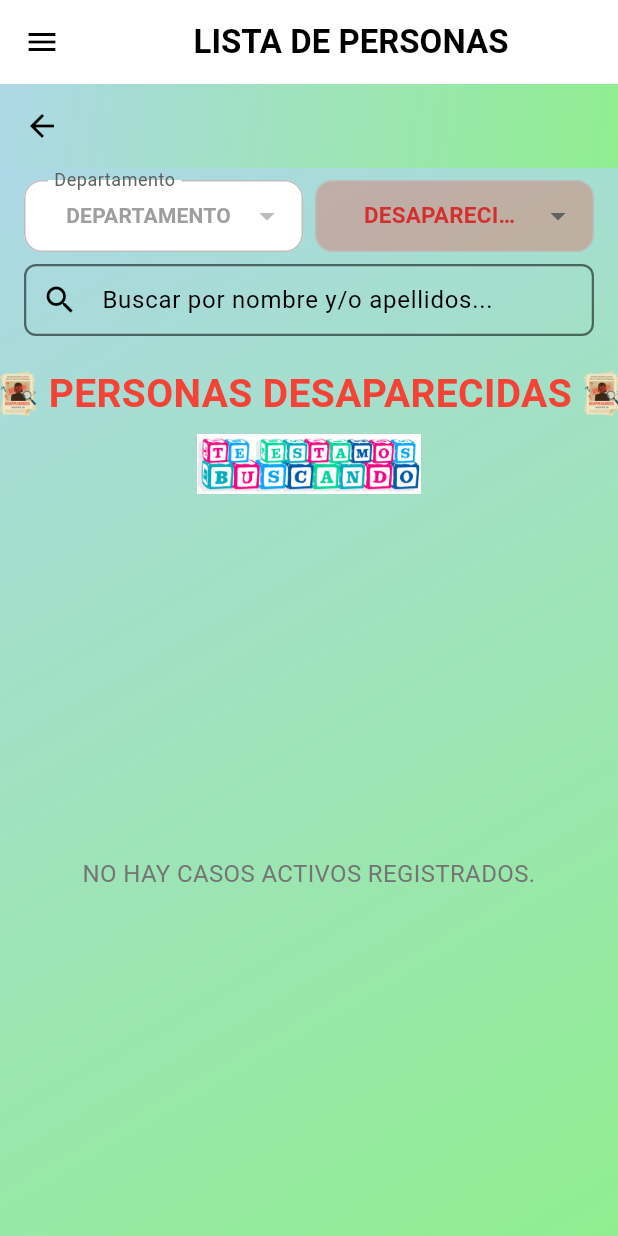
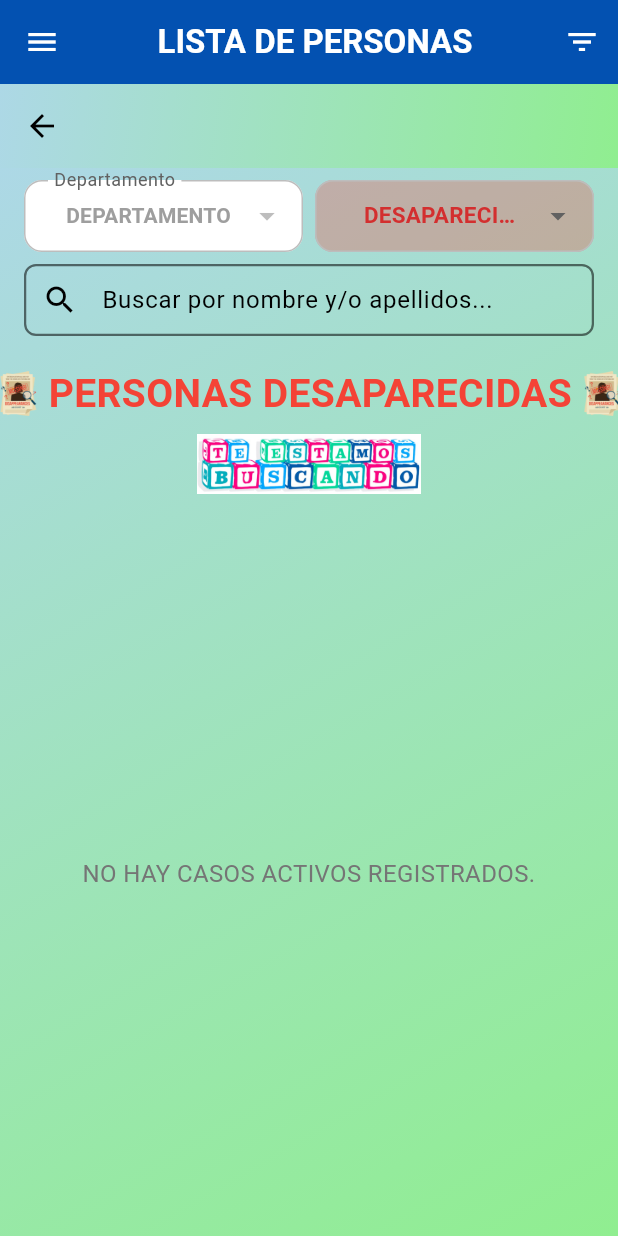
Before and after one commit to shamirdhc/alerta_desaparecidos, a Flutter app: the CitizenHomeScreen screen opened by its route, on a phone screen of 412 x 824 dp. Run offline on Flutter 3.47's test engine with Material 3 defaults, Android fonts, the phone set to English and light mode, and no system bars; our stand-ins replace cloud_firestore, dartz, equatable, file_picker, firebase_auth, firebase_core and 15 more; missing offline and left inert: pdfrx, webview_flutter_android, webview_flutter_wkwebview; accounts and stored records are empty.

Commit message:
Guardando cambios locales antes de actualizar Flutter

```diff
--- a/lib/presentation/citizen/screens/citizen_home_screen.dart
+++ b/lib/presentation/citizen/screens/citizen_home_screen.dart
@@ -18,18 +18,13 @@ class CitizenHomeScreen extends StatefulWidget {
 
 // --- CAMBIO: Crear el State ---
 class _CitizenHomeScreenState extends State<CitizenHomeScreen> {
-  // --- CAMBIO: Mover el estado aquí ---
-  int _selectedIndex = 0; // Asegúrate de que esta línea esté presente
+  int _selectedIndex = 0;
+  final GlobalKey<ScaffoldState> _scaffoldKey = GlobalKey<ScaffoldState>();
 
   void _onItemTapped(int index) {
-    // Allow index 1 (ReportMissingScreen) to be selected.
-    // The condition `index != 1` was preventing the screen from changing.
-    // We still want to prevent index 6 (Logout) from changing the main screen.
-    if (index != 6) {
     setState(() {
       _selectedIndex = index;
     });
-    }
   }
 
   @override
@@ -42,81 +37,110 @@ class _CitizenHomeScreenState extends State<CitizenHomeScreen> {
           create: (_) => di.locator<ViewMissingViewModel>(),
         ),
       ],
+      child: WillPopScope(
+        onWillPop: () async {
+          return true;
+        },
         child: Scaffold(
+          key: _scaffoldKey,
           appBar: AppBar(
             title: Center(
               child: Text(
-              _getSelectedScreenTitle(_selectedIndex).toUpperCase(),
-              style: TextStyle(
+                _getSelectedScreenTitle(_selectedIndex),
+                style: const TextStyle(
+                  color: Colors.white,
                   fontWeight: FontWeight.bold,
-                color: isDarkTheme ? Colors.white : Colors.black,
                 ),
               ),
             ),
-          centerTitle: true,
+            backgroundColor: const Color(0xFF004AAB), // Azul Policía
+            elevation: 4.0,
+            leading: IconButton(
+              icon: const Icon(Icons.menu, color: Colors.white),
+              onPressed: () {
+                _scaffoldKey.currentState?.openDrawer();
+              },
+            ),
+            actions: [
+              if (_selectedIndex == 0) // ViewMissingScreen
+                IconButton(
+                  icon: const Icon(Icons.filter_list, color: Colors.white),
+                  onPressed: () {
+                    // Acción para el filtro
+                  },
+                ),
+            ],
           ),
           drawer: CustomCitizenDrawer(
             selectedIndex: _selectedIndex,
-          onIndexChanged: _onItemTapped,
+            onIndexChanged: (index) {
+              // <<< CAMBIO AQUÍ: de onItemSelected a onIndexChanged
+              setState(() {
+                _selectedIndex = index;
+              });
+              Navigator.pop(context); // Cierra el drawer
+            },
           ),
           body: _CitizenHomeScreenBody(selectedIndex: _selectedIndex),
         ),
+      ),
     );
+  }
+
+  String _getSelectedScreenTitle(int selectedIndex) {
+    switch (selectedIndex) {
+      case 0:
+        return 'LISTA DE PERSONAS';
+      case 1:
+        return 'REPORTAR DESAPARICIÓN'; // Nuevo título para la pantalla de reporte
+      case 2:
+        return 'Buscar Mi Comisaría';
+      case 3:
+        return 'Chat';
+      case 4:
+        return 'Buscar Ensayos';
+      default:
+        return 'Inicio Ciudadano';
+    }
   }
 }
 
 // --- CAMBIO: Hacer que _CitizenHomeScreenBody acepte el índice ---
-class _CitizenHomeScreenBody extends StatelessWidget {
-  // Ahora puede ser StatelessWidget
+// ESTA ES LA ÚNICA DEFINICIÓN DE _CitizenHomeScreenBody QUE DEBE EXISTIR
+class _CitizenHomeScreenBody extends StatefulWidget {
   final int selectedIndex;
 
   const _CitizenHomeScreenBody({required this.selectedIndex, super.key});
 
-  // --- CAMBIO: Mover la lógica de selección de pantalla aquí ---
-  Widget _getSelectedScreen() {
-    switch (selectedIndex) {
-      // Usar el índice pasado como parámetro
-      case 0:
-        return const ViewMissingScreen();
-      case 1:
-        return const ReportMissingScreen(); // Nuevo caso para la pantalla de reporte
-      case 2:
-        return ComisariasScreen();
-      case 3:
-        return const Center(child: Text('Pantalla de Chat'));
-      case 4:
-        return const Center(child: Text('Pantalla de Buscar Ensayos'));
-      // Los índices 1 y 6 no se manejan aquí porque no cambian la pantalla principal
-      default:
-        // Si por alguna razón llega un índice inesperado, mostrar la pantalla por defecto
-        print(
-          "Índice seleccionado (\$selectedIndex) inesperado en _CitizenHomeScreenBody.",
-        );
-        return const ViewMissingScreen();
+  @override
+  State<_CitizenHomeScreenBody> createState() => _CitizenHomeScreenBodyState();
 }
-  }
+
+class _CitizenHomeScreenBodyState extends State<_CitizenHomeScreenBody> {
+  final List<Widget> _screens = [
+    const ViewMissingScreen(),
+    const ReportMissingScreen(),
+    ComisariasScreen(),
+    const Center(child: Text('Pantalla de Chat')),
+    const Center(child: Text('Pantalla de Buscar Ensayos')),
+  ];
 
   @override
   Widget build(BuildContext context) {
-    // Simplemente llama a la función para obtener la pantalla correcta
-    return _getSelectedScreen();
+    return IndexedStack(index: widget.selectedIndex, children: _screens);
   }
 }
-
-// --- ELIMINADO: Ya no se necesita el StatefulWidget interno ---
-// class _CitizenHomeScreenBody extends StatefulWidget { ... }
-// class _CitizenHomeScreenBodyState extends State<_CitizenHomeScreenBody> { ... }
 
 // Widget personalizado para el drawer (sin cambios estructurales aquí,
 // pero asegúrate que onIndexChanged llame a la función pasada)
 class CustomCitizenDrawer extends StatelessWidget {
   final int selectedIndex;
-  final Function(int) onIndexChanged; // La firma sigue igual
+  final Function(int) onIndexChanged; // Definición correcta del parámetro
 
   const CustomCitizenDrawer({
     super.key,
     required this.selectedIndex,
-    required this.onIndexChanged, // Recibe la función _onItemTapped del padre
+    required this.onIndexChanged,
   });
 
   void _showLogoutDialog(BuildContext context, NavigatorState navigator) {
@@ -395,20 +419,3 @@ class CustomCitizenDrawer extends StatelessWidget {
     );
   }
 }
-
-String _getSelectedScreenTitle(int selectedIndex) {
-  switch (selectedIndex) {
-    case 0:
-      return 'LISTA DE PERSONAS';
-    case 1:
-      return 'REPORTAR DESAPARICIÓN'; // Nuevo título para la pantalla de reporte
-    case 2:
-      return 'Buscar Mi Comisaría';
-    case 3:
-      return 'Chat';
-    case 4:
-      return 'Buscar Ensayos';
-    default:
-      return 'Inicio Ciudadano';
-  }
-}
--- a/pubspec.yaml
+++ b/pubspec.yaml
@@ -74,6 +74,7 @@ dependencies:
   webview_flutter: ^4.13.0
   webview_flutter_android: ^4.7.0
   webview_flutter_wkwebview: ^3.22.0
+  visibility_detector: ^0.4.0+2
 
 dev_dependencies:
   flutter_test:
```
Also changed, not shown: lib/presentation/citizen/screens/comisarias_screen.dart (+70 -28 lines), pubspec.lock. Lines whose indentation alone changed are shown as unchanged.
